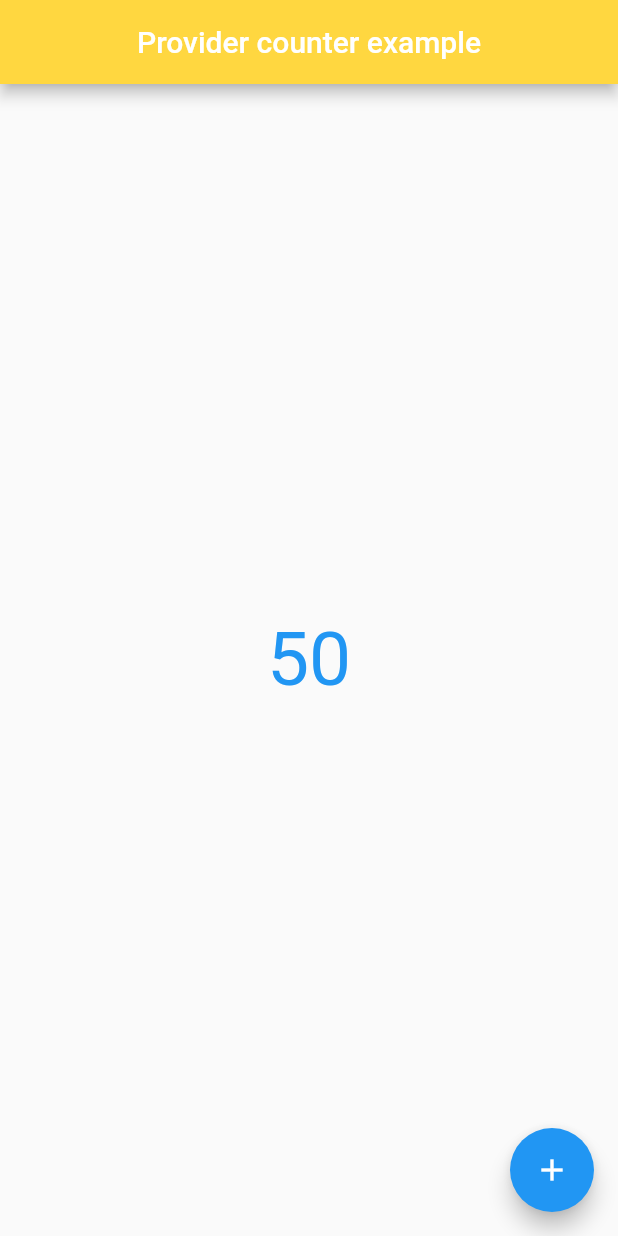
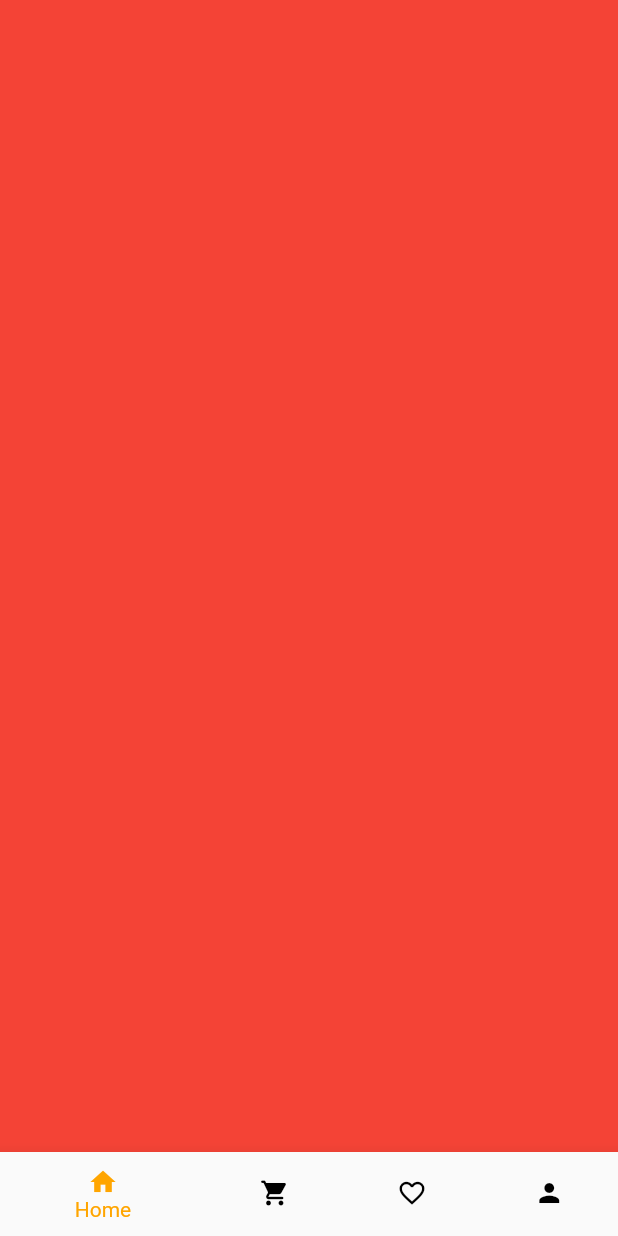
Before and after one commit to Ankita2802/Flutter, a Flutter app: the screen it shows after launch, on a phone screen of 412 x 824 dp. Run offline on Flutter 3.47's test engine with Material 2 defaults, Android fonts, the phone set to English and light mode, and no system bars.

Commit message:
commit knockscrence files

```diff
--- /dev/null
+++ b/lib/figmascreen/dashboardscreen.dart
@@ -0,0 +1,63 @@
+import 'package:figma/figmascreen/homescreen.dart';
+import 'package:figma/figmascreen/playwinscreen.dart';
+import 'package:flutter/material.dart';
+
+import 'explorescreen.dart';
+import 'morescreen.dart';
+import 'offerscreen.dart';
+class BottomNavScreen extends StatefulWidget {
+  const BottomNavScreen({Key? key}) : super(key: key);
+
+  @override
+  State<BottomNavScreen> createState() => _BottomNavScreenState();
+}
+
+class _BottomNavScreenState extends State<BottomNavScreen> {
+  bool loading = true;
+
+ int _currentindex=0;
+  List Pages=[
+    HomeScreen(),
+    ExploreScreen(),
+    PlaywinScreen(),
+     OfferScreen(),
+    MoreScreen(),
+
+  ];
+  void _onTapped(index){
+    setState(() {
+      _currentindex=index;
+    });
+  }
+  @override
+  Widget build(BuildContext context) {
+    return Scaffold(
+      bottomNavigationBar: BottomNavigationBar(
+        currentIndex: _currentindex,
+        iconSize: 20.0,
+        selectedItemColor: Color(0xffFFA500),
+        unselectedItemColor: Colors.black,
+        items:const <BottomNavigationBarItem>[
+          BottomNavigationBarItem(
+            icon:Icon(Icons.home),
+            label: "Home",
+          ),
+          BottomNavigationBarItem(
+              icon: Icon(Icons.shopping_cart_rounded),
+            label: "Cart",
+          ),
+          BottomNavigationBarItem(
+            icon: Icon(Icons.favorite_border),
+            label: "Like",
+          ),
+          BottomNavigationBarItem(
+            icon: Icon(Icons.person),
+            label: "Profile",
+          ),
+        ],
+       onTap: _onTapped,
+      ),
+      body:Pages.elementAt(_currentindex) ,
+    );
+  }
+}
--- /dev/null
+++ b/lib/figmascreen/homescreen.dart
@@ -0,0 +1,16 @@
+import 'package:flutter/material.dart';
+class HomeScreen extends StatefulWidget {
+  const HomeScreen({super.key});
+
+  @override
+  State<HomeScreen> createState() => _HomeScreenState();
+}
+
+class _HomeScreenState extends State<HomeScreen> {
+  @override
+  Widget build(BuildContext context) {
+    return Scaffold(
+      backgroundColor: Colors.red,
+    );
+  }
+}
--- a/lib/main.dart
+++ b/lib/main.dart
@@ -1,26 +1,35 @@
 import 'package:figma/provider/count_provider.dart';
-import 'package:figma/screens/counter.dart';
+import 'package:figma/provider/screens/counter.dart';
 import 'package:flutter/material.dart';
 import 'package:provider/provider.dart';
+
+import 'figmascreen/dashboardscreen.dart';
 void main(){
-  runApp(const MyApp());
+  runApp(
+    MaterialApp(
+      debugShowCheckedModeBanner: false,
+   initialRoute: '/',
+   routes: <String,WidgetBuilder>{
+    '/':(context) => const  BottomNavScreen(),
+   }
+  ));
 }
-class MyApp extends StatefulWidget {
-  const MyApp({super.key});
+// class MyApp extends StatefulWidget {
+//   const MyApp({super.key});
 
-  @override
-  State<MyApp> createState() => _MyAppState();
-}
+//   @override
+//   State<MyApp> createState() => _MyAppState();
+// }
 
-class _MyAppState extends State<MyApp> {
-  @override
-  Widget build(BuildContext context) {
-    return ChangeNotifierProvider(
-      create: (context) => CounterProvider(),
-      child: MaterialApp(
-        debugShowCheckedModeBanner: false,
-        home: Counter_Example(),
-      ),
-    );
-  }
-}
+// class _MyAppState extends State<MyApp> {
+//   @override
+//   Widget build(BuildContext context) {
+//     return ChangeNotifierProvider(
+//       create: (context) => CounterProvider(),
+//       child: MaterialApp(
+//         debugShowCheckedModeBanner: false,
+//         home: Counter_Example(),
+//       ),
+//     );
+//   }
+// }
--- a/pubspec.yaml
+++ b/pubspec.yaml
@@ -32,6 +32,7 @@ dependencies:
   flutter:
     sdk: flutter
   provider: ^6.0.5
+  google_fonts: any
 
 
   # The following adds the Cupertino Icons font to your application.
```
Also changed, not shown: lib/figmascreen/explorescreen.dart (added, +16 -0 lines), lib/figmascreen/morescreen.dart (added, +16 -0 lines), lib/figmascreen/offerscreen.dart (added, +16 -0 lines), lib/figmascreen/playwinscreen.dart (added, +16 -0 lines), lib/provider/screens/counter.dart (renamed from lib/screens/counter.dart), pubspec.lock, 1 other file.
